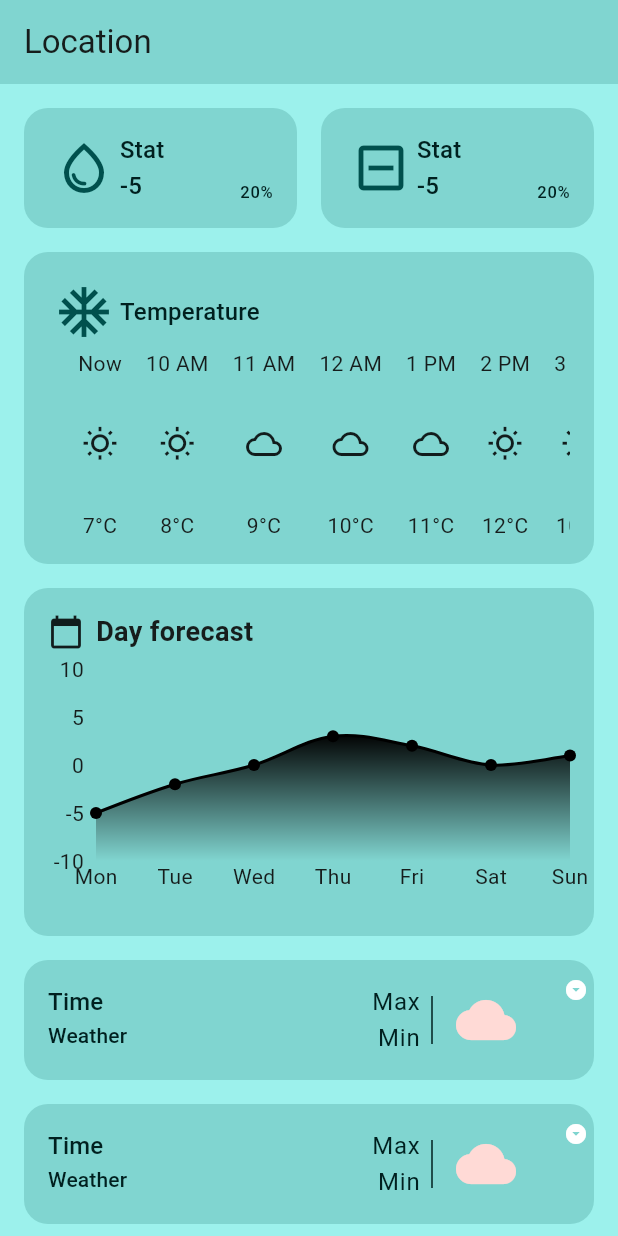
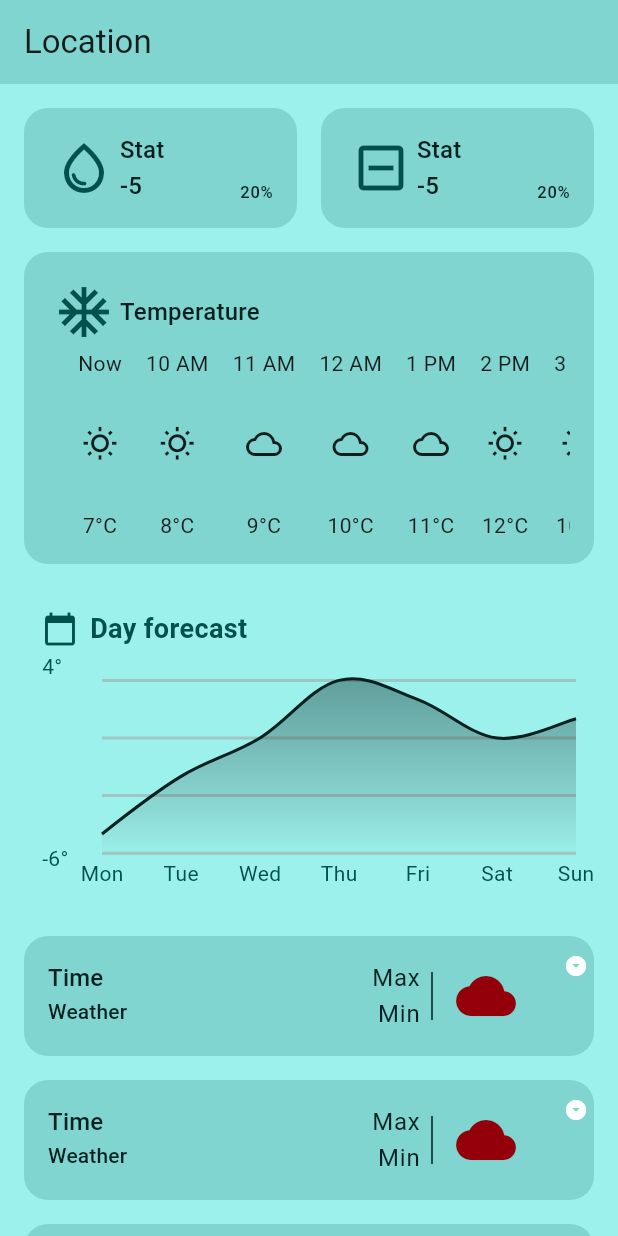
Before and after one commit to mihaiserban202/serum_weather, a Flutter app: the screen it shows after launch, on a phone screen of 412 x 824 dp. Run offline on Flutter 3.47's test engine with Material 3 defaults, Android fonts, the phone set to English and light mode, and no system bars; drawn by our look-alikes of fl_chart; our stand-ins replace google_fonts; missing offline and left inert: dart:ffi.

Commit message:
Fixing the chart

```diff
--- a/lib/main.dart
+++ b/lib/main.dart
@@ -4,6 +4,7 @@ import 'package:flutter/material.dart';
 import 'constants.dart';
 import 'util.dart';
 import 'theme.dart';
+import 'dart:math';
 
 void main() {
   runApp(MyApp());
@@ -114,18 +115,43 @@ class DayForecast extends StatelessWidget {
     super.key,
     this.icon = Icons.calendar_today,
     this.title = "Day forecast",
-    this.timeData = const [], // Default empty list
+    this.timeData = const [],
   });
 
   @override
   Widget build(BuildContext context) {
+    // Use provided data or fallback to default data for 7 days.
+    final data = timeData.isNotEmpty ? timeData : _defaultData();
+
+    // Extract temperatures and compute min/max.
+    final temps = data.map((d) => d['temp'] as double).toList();
+    final minTemp = temps.reduce(min);
+    final maxTemp = temps.reduce(max);
+
+    // Expand min/max by dividing by 0.8.
+    final minY = minTemp / 0.8;
+    final maxY = maxTemp / 0.8;
+    final midY = (minY + maxY) / 2;
+
+    // Day labels from data.
+    final dayLabels = data.map((d) => d['day'] as String).toList();
+
+    // Build the chart points.
+    final spots = <FlSpot>[];
+    for (int i = 0; i < data.length; i++) {
+      final double temp = data[i]['temp'] as double;
+      spots.add(FlSpot(i.toDouble(), temp));
+    }
+
+    final colorScheme = Theme.of(context).colorScheme;
+
     return Container(
-      width: MediaQuery.of(context).size.width / 2 - defaultPadding * 1.5,
-      padding: EdgeInsets.all(defaultPadding),
-      margin: EdgeInsets.symmetric(horizontal: defaultMargin, vertical: defaultMargin / 2),
+      width: MediaQuery.of(context).size.width / 2.3,
+      padding: const EdgeInsets.all(16),
+      margin: const EdgeInsets.symmetric(horizontal: 12, vertical: 6),
       decoration: BoxDecoration(
-        color: Theme.of(context).colorScheme.primaryFixedDim,
-        borderRadius: BorderRadius.circular(defaultBorder),
+        color: colorScheme.primaryContainer,
+        borderRadius: BorderRadius.circular(16),
       ),
       child: Column(
         crossAxisAlignment: CrossAxisAlignment.start,
@@ -133,11 +159,15 @@ class DayForecast extends StatelessWidget {
           // Title Row (Icon + Text)
           Row(
             children: [
-              Icon(icon, size: 24, color: Colors.black87),
+              Icon(icon, size: 24, color: colorScheme.onPrimaryContainer),
               const SizedBox(width: 8),
               Text(
                 title,
-                style: const TextStyle(fontSize: 18, fontWeight: FontWeight.bold),
+                style: TextStyle(
+                  fontSize: 18,
+                  fontWeight: FontWeight.bold,
+                  color: colorScheme.onPrimaryContainer,
+                ),
               ),
             ],
           ),
@@ -148,67 +178,148 @@ class DayForecast extends StatelessWidget {
             height: 150,
             child: LineChart(
               LineChartData(
-                backgroundColor: Colors.transparent,
                 minX: 0,
-                lineTouchData: LineTouchData(
-                    touchTooltipData: LineTouchTooltipData(showOnTopOfTheChartBoxArea: false),
-                  ),
-                maxX: 6, // 7 days (Mon-Sun)
-                minY: -10,
-                maxY: 10,
-                gridData: FlGridData(show: false),
+                maxX: data.length - 1,
+                minY: minY,
+                maxY: maxY,
+                gridData: FlGridData(
+                  show: true,
+                  drawVerticalLine: false,
+                  horizontalInterval: 3,
+                  getDrawingHorizontalLine: (value) {
+                    return FlLine(
+                      color: Colors.grey.withOpacity(0.5),
+                      strokeWidth: 2,
+                    );
+                  },
+                ),
+                borderData: FlBorderData(show: false),
                 titlesData: FlTitlesData(
                   leftTitles: AxisTitles(
-                    sideTitles: SideTitles(showTitles: true, reservedSize: 32),
+                    sideTitles: SideTitles(
+                      showTitles: true,
+                      reservedSize: 40,
+                      getTitlesWidget: (value, meta) {
+                        const epsilon = 0.001;
+                        if ((value - minY).abs() < epsilon ||
+                            (value - midY).abs() < epsilon ||
+                            (value - maxY).abs() < epsilon) {
+                          return Text(
+                            "${value.toStringAsFixed(0)}°",
+                            style: TextStyle(
+                              color: colorScheme.onPrimaryContainer,
+                            ),
+                          );
+                        }
+                        return const SizedBox.shrink();
+                      },
+                    ),
                   ),
                   bottomTitles: AxisTitles(
                     sideTitles: SideTitles(
                       showTitles: true,
-                      getTitlesWidget: (value, _) {
-                        List<String> days = ["Mon", "Tue", "Wed", "Thu", "Fri", "Sat", "Sun"];
-                        return Text(days[value.toInt()]);
+                      getTitlesWidget: (value, meta) {
+                        final index = value.toInt();
+                        if (index >= 0 && index < dayLabels.length) {
+                          return Text(
+                            dayLabels[index],
+                            style: TextStyle(
+                              color: colorScheme.onPrimaryContainer,
+                            ),
+                          );
+                        }
+                        return const SizedBox.shrink();
                       },
                     ),
                   ),
                   topTitles: AxisTitles(sideTitles: SideTitles(showTitles: false)),
                   rightTitles: AxisTitles(sideTitles: SideTitles(showTitles: false)),
                 ),
-                borderData: FlBorderData(show: false),
+                // Configure touch interactions.
+                lineTouchData: LineTouchData(
+                  enabled: true,
+                  handleBuiltInTouches: true,
+                  touchTooltipData: LineTouchTooltipData(
+                    tooltipRoundedRadius: 8,
+                    tooltipPadding: const EdgeInsets.all(8),
+                    getTooltipItems: (touchedSpots) {
+                      return touchedSpots.map((touchedSpot) {
+                        return LineTooltipItem(
+                          "${touchedSpot.y.toStringAsFixed(1)}°",
+                          TextStyle(
+                            color: colorScheme.primaryContainer,
+                            fontWeight: FontWeight.bold,
+                          ),
+                        );
+                      }).toList();
+                    },
+                  ),
+                  getTouchedSpotIndicator: (LineChartBarData barData, List<int> spotIndexes) {
+                    return spotIndexes.map((index) {
+                      return TouchedSpotIndicatorData(
+                        // Vertical dashed line indicator.
+                        FlLine(
+                          color: colorScheme.onPrimaryFixed,
+                          strokeWidth: 1,
+                          dashArray: [5, 5],
+                        ),
+                        // Dot indicator at the touched spot.
+                        FlDotData(
+                          show: true,
+                          getDotPainter: (spot, percent, barData, index) {
+                            return FlDotCirclePainter(
+                              radius: 4,
+                              color: colorScheme.onPrimaryFixed,
+                              strokeWidth: 2,
+                              strokeColor: colorScheme.primaryContainer,
+                            );
+                          },
+                        ),
+                      );
+                    }).toList();
+                  },
+                ),
                 lineBarsData: [
                   LineChartBarData(
+                    spots: spots,
                     isCurved: true,
-                    color: Colors.black,
-                    dotData: FlDotData(show: true),
+                    color: colorScheme.onPrimaryFixed,
+                    // Remove default dots.
+                    dotData: FlDotData(show: false),
                     belowBarData: BarAreaData(
                       show: true,
                       gradient: LinearGradient(
-                        colors: [Colors.black, Colors.transparent],
-                        stops: [0, 1],
+                        colors: [
+                          colorScheme.onPrimaryFixed.withOpacity(0.4),
+                          Colors.transparent,
+                        ],
                         begin: Alignment.topCenter,
                         end: Alignment.bottomCenter,
-                      )
+                      ),
                     ),
-                    spots: [
-                      FlSpot(0, -5), // Monday
-                      FlSpot(1, -2), // Tuesday
-                      FlSpot(2, 0),  // Wednesday
-                      FlSpot(3, 3),  // Thursday (selected)
-                      FlSpot(4, 2),  // Friday
-                      FlSpot(5, 0),  // Saturday
-                      FlSpot(6, 1),  // Sunday
-                    ],
                   ),
                 ],
               ),
             ),
           ),
-          const SizedBox(height: 12),
         ],
       ),
     );
   }
+
+  /// Default data for 7 days (including "today").
+  List<Map<String, dynamic>> _defaultData() {
+    return [
+      {'day': 'Mon', 'temp': -5.0},
+      {'day': 'Tue', 'temp': -2.0},
+      {'day': 'Wed', 'temp': 0.0},
+      {'day': 'Thu', 'temp': 3.0},
+      {'day': 'Fri', 'temp': 2.0},
+      {'day': 'Sat', 'temp': 0.0},
+      {'day': 'Sun', 'temp': 1.0},
+    ];
+  }
 }
-
 /*
 Forecast(
   title: "Temperature",
@@ -474,7 +585,7 @@ class HoursDataContainer extends StatelessWidget {
                   child: Icon(
                     Icons.wb_cloudy_rounded,
                     size: 40,
-                    color: Theme.of(context).colorScheme.errorContainer,
+                    color: Theme.of(context).colorScheme.onErrorContainer,
                   ),
                 ),
                 SizedBox(width: defaultDivider * 4),
```
